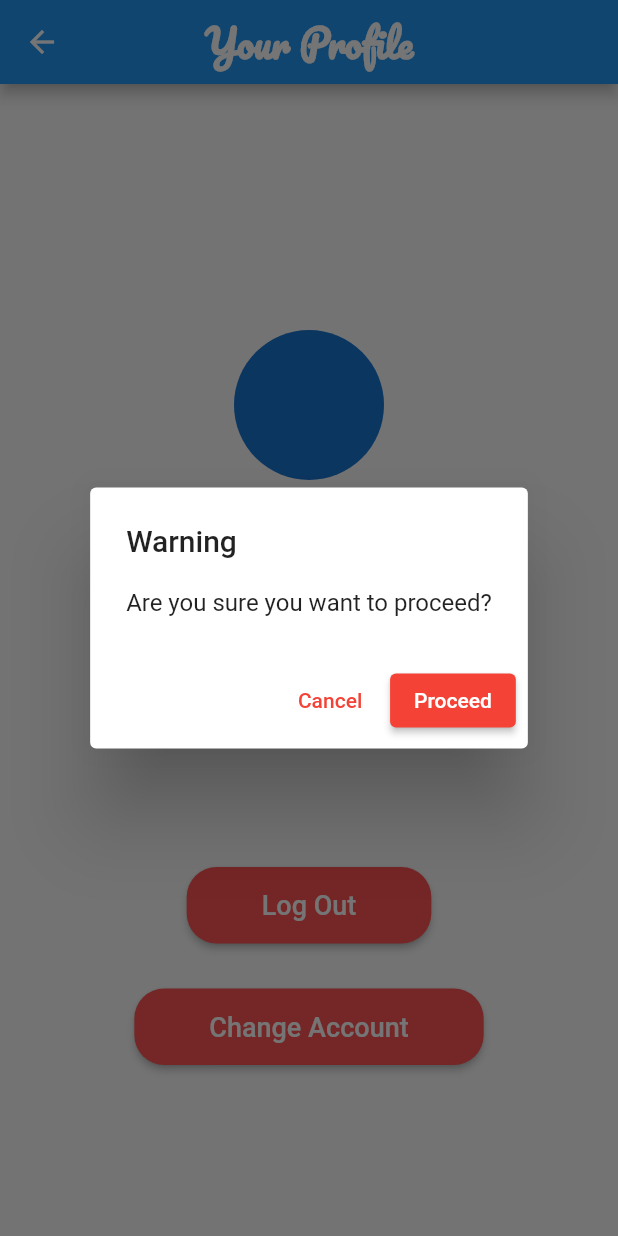
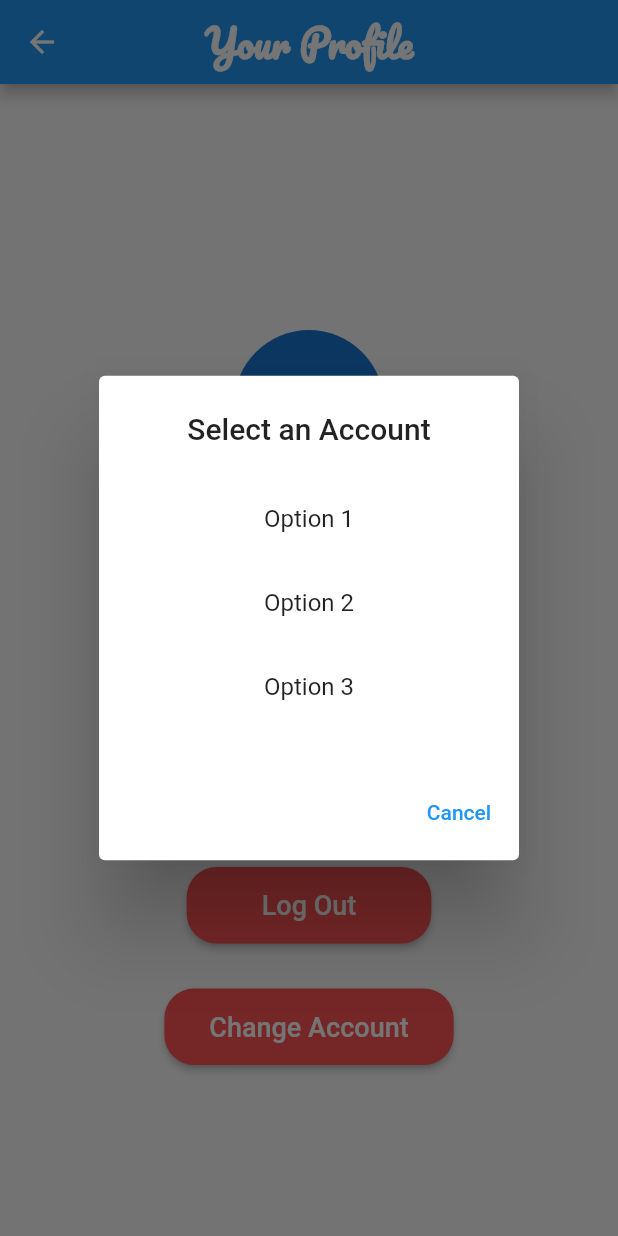
Before and after one commit to JoshuaAlbuquerque/flutterhackathon, a Flutter app: the Profile screen opened directly, after a tap on "Change Account", on a phone screen of 412 x 824 dp. Run offline on Flutter 3.47's test engine with Material 2 defaults, Android fonts, the phone set to English and light mode, and no system bars; missing offline and left inert: css_colors, flutter_grid_button.

Commit message:
profiles options

```diff
--- a/lib/profile.dart
+++ b/lib/profile.dart
@@ -119,47 +119,62 @@ class Profile extends StatelessWidget {
 
                 child: ElevatedButton(
                   onPressed: () {
-                    // Show pop-up warning
                     showDialog(
                       context: context,
                       builder: (BuildContext context) {
                         return AlertDialog(
-                          title: const Text('Warning'),
-                          content: const Text(
-                              'Are you sure you want to proceed?'),
-                          actions: [
-
+                          title: const Text("Select an Account",
+                            textAlign: TextAlign.center,
+                          ),
+                          content: Column(
+                            mainAxisSize: MainAxisSize.min,
+                            children: <Widget>[
+                              ListTile(
+                                title: const Text("Option 1",
+                                  textAlign: TextAlign.center,
+                                ),
+                                onTap: () {
+                                  // Do something when option 1 is selected
+                                },
+                              ),
+                              ListTile(
+                                title: const Text("Option 2",
+                                  textAlign: TextAlign.center,
+                                ),
+                                onTap: () {
+                                  // Do something when option 2 is selected
+                                },
+                              ),
+                              ListTile(
+                                title: const Text("Option 3",
+                                  textAlign: TextAlign.center,
+                                ),
+                                onTap: () {
+                                  // Do something when option 3 is selected
+                                },
+                              ),
+                            ],
+                          ),
+                          actions: <Widget>[
                             TextButton(
                               onPressed: () {
-                                Navigator.of(context).pop();
+                                Navigator.pop(context);
                               },
-                              style: TextButton.styleFrom(
-                                primary: Colors.red, // Set text color here
-                              ),
-                              child: const Text('Cancel'),
-                            ),
-
-                            ElevatedButton(
-                              onPressed: () {
-                                Navigator.of(context).pop();
-                              },
-                              style: ElevatedButton.styleFrom(
-                                primary: Colors.red,
-                              ),
-                              child: const Text('Proceed'),
+                              child: const Text("Cancel"),
                             ),
                           ],
                         );
                       },
                     );
                   },
+
                   style: ElevatedButton.styleFrom(
                     primary: Colors.redAccent,
                     shape: RoundedRectangleBorder(
                       borderRadius: BorderRadius.circular(20.0),
                     ),
                     padding: const EdgeInsets.symmetric(
-                      horizontal: 50.0,
+                      horizontal: 30.0,
                       vertical: 15.0,
                     ),
                   ),
```
